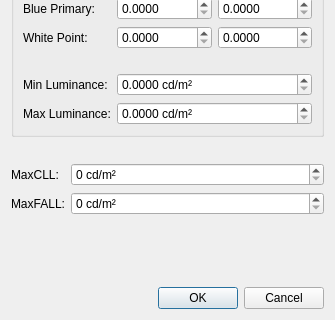
First picture: the form in libs/ui/animation/VideoHDRMetadataOptionsDialog.ui, repository KDE/krita, before the edit; both pictures show x 0 to 335 and y 149 to 469 of the 335 by 469 pixel window.
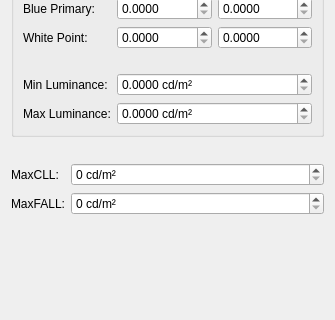
Second picture: the form after the edit.

Commit message:
VideoHDRMetadataOptionsDialog: port to KoDialog
Part-of: <https://invent.kde.org/graphics/krita/-/merge_requests/1772>

Diff of the .ui file:
```diff
--- a/libs/ui/animation/VideoHDRMetadataOptionsDialog.ui
+++ b/libs/ui/animation/VideoHDRMetadataOptionsDialog.ui
@@ -5,7 +5,7 @@
     SPDX-License-Identifier: GPL-3.0-or-later
   </author>
  <class>VideoHDRMetadataOptionsDialog</class>
- <widget class="QDialog" name="VideoHDRMetadataOptionsDialog">
+ <widget class="QWidget" name="VideoHDRMetadataOptionsDialog">
   <property name="geometry">
    <rect>
     <x>0</x>
@@ -336,16 +336,6 @@
      </property>
     </spacer>
    </item>
-   <item>
-    <widget class="QDialogButtonBox" name="btnBox">
-     <property name="orientation">
-      <enum>Qt::Horizontal</enum>
-     </property>
-     <property name="standardButtons">
-      <set>QDialogButtonBox::Cancel|QDialogButtonBox::Ok</set>
-     </property>
-    </widget>
-   </item>
   </layout>
  </widget>
  <resources/>
```
Left out of the diff: 2 changed lines with no effect on the pictures. The commit also changes 2 other files.
